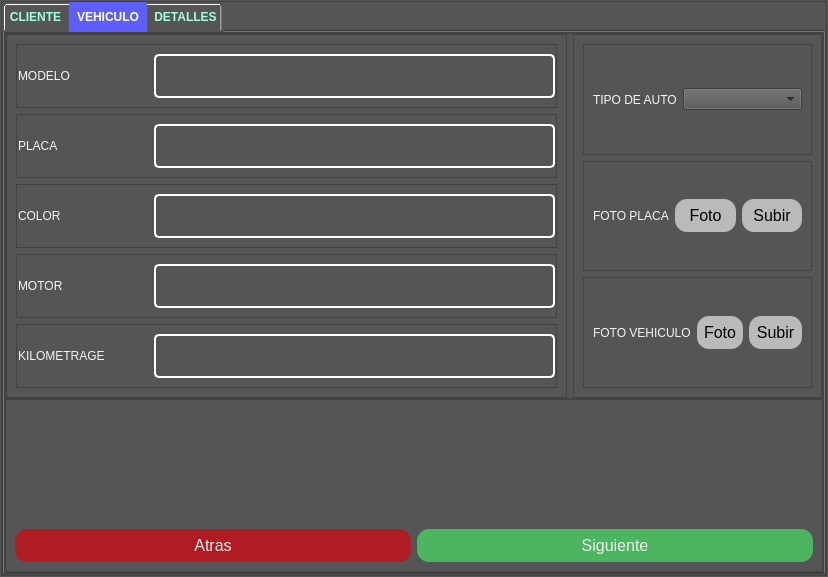
Before: the Qt Designer form view/ModalRegistro.ui in jhocepSan/deskopCandiaCar, drawn with Qt 5.
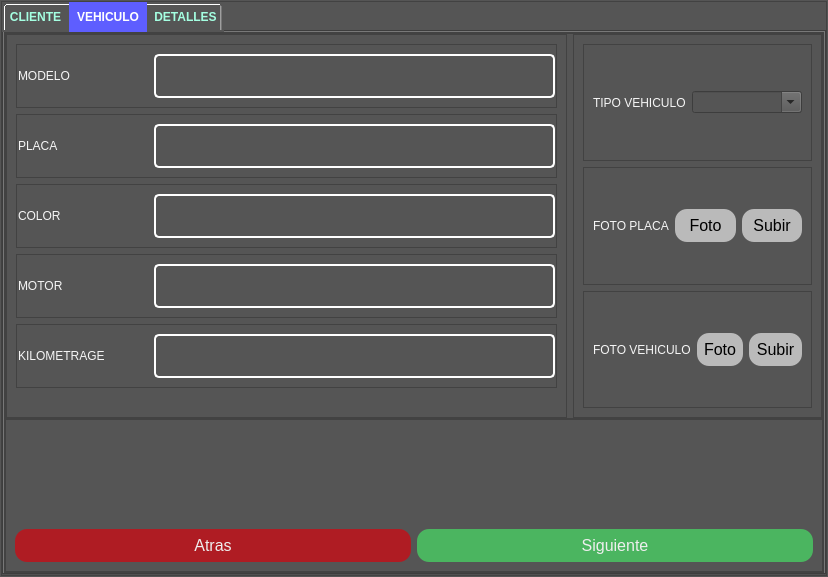
After: the same form once the commit is applied. The open tabs and pages were chosen to show the change.

Commit message: registro vehiculo

What changed in the file:
```diff
--- a/view/ModalRegistro.ui
+++ b/view/ModalRegistro.ui
@@ -819,6 +819,16 @@
                      </layout>
                     </widget>
                    </item>
+                   <item>
+                    <widget class="QLabel" name="lb_msg_err">
+                     <property name="text">
+                      <string/>
+                     </property>
+                     <property name="margin">
+                      <number>10</number>
+                     </property>
+                    </widget>
+                   </item>
                   </layout>
                  </widget>
                 </item>
@@ -843,12 +853,25 @@
                       <item>
                        <widget class="QLabel" name="label_12">
                         <property name="text">
-                         <string>TIPO DE AUTO</string>
+                         <string>TIPO VEHICULO</string>
                         </property>
                        </widget>
                       </item>
                       <item>
-                       <widget class="QComboBox" name="comboTipoVehiculo"/>
+                       <widget class="QComboBox" name="comboTipoVehiculo">
+                        <property name="editable">
+                         <bool>true</bool>
+                        </property>
+                        <property name="insertPolicy">
+                         <enum>QComboBox::InsertAtTop</enum>
+                        </property>
+                        <property name="sizeAdjustPolicy">
+                         <enum>QComboBox::AdjustToContents</enum>
+                        </property>
+                        <property name="placeholderText">
+                         <string>buscar...</string>
+                        </property>
+                       </widget>
                       </item>
                      </layout>
                     </widget>
```
Left out of the diff: 2 changed lines with no effect on the pictures. The commit also changes 5 other files.
